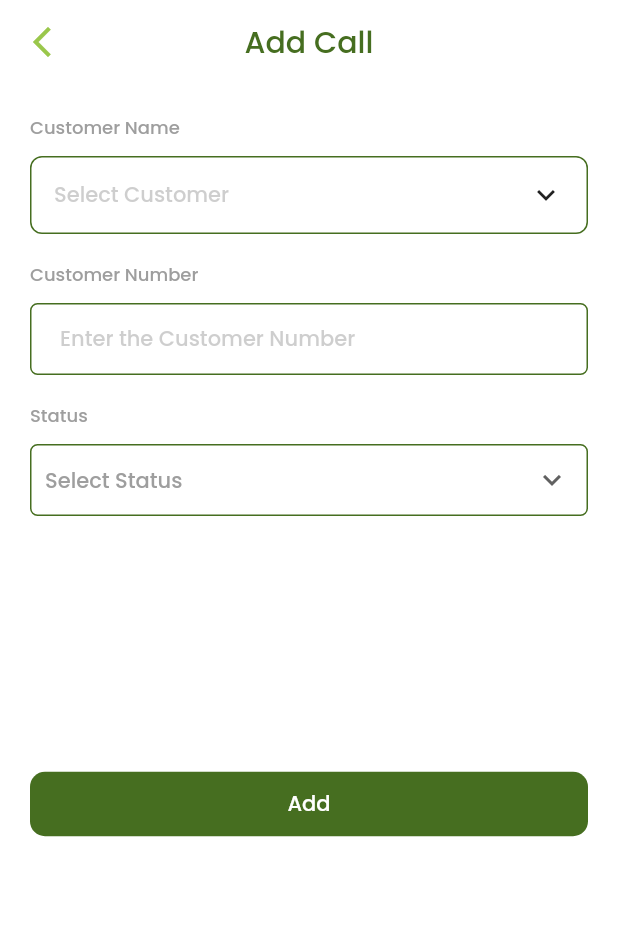
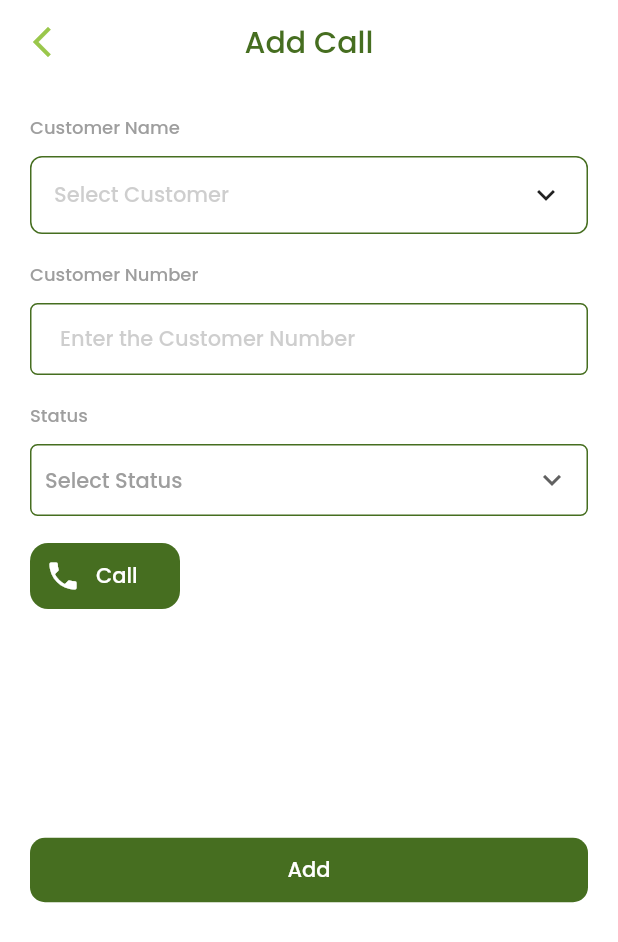
Before and after one commit to Acube-Innovation/Madathil-Mobile-App, a Flutter app: the AddCallDetailsScreen screen opened directly, on a phone screen of 412 x 824 dp. Shown: the top 942 px of the screen. Run offline on Flutter 3.47's test engine with Material 3 defaults, Android fonts, the phone set to English and light mode, and no system bars; our stand-ins replace cookie_jar, dio, dio_cookie_manager, flutter_screenutil, flutter_svg, fluttertoast and 7 more; missing offline and left inert: call_log, custom_date_range_picker, razorpay_flutter; accounts and stored records are empty; network calls fail.

Commit message:
new_changes

```diff
--- a/lib/model/services/api_service/api_urls.dart
+++ b/lib/model/services/api_service/api_urls.dart
@@ -67,7 +67,7 @@ class ApiUrls {
   static const kListUsers =
       '/api/resource/User?fields=["name", "full_name"]&filters={"full_name": ["like", "aj%"]}&order_by=modified desc';
   static const kListTaskType =
-      '/api/resource/Task Type?fields=["name"]&filters={"name": ["like", "ha%"]}&order_by=modified desc';
+      '/api/resource/Task Type?fields=["name"]&filters={"name": ["like", "%"]}&order_by=modified desc';
 
   // employee list section
 
--- a/lib/view/screens/call_management/add_call_details_screen.dart
+++ b/lib/view/screens/call_management/add_call_details_screen.dart
@@ -208,7 +208,7 @@ class AddCallDetailsScreen extends StatelessWidget {
                                     Icons.access_time_sharp,
                                     color: AppColors.primeryColor,
                                   ),
-                                  controller: startTimeController,
+                                  controller: TextEditingController(text: callvm.fromTime),
                                   validator: (value) {
                                     UtilFunctions.validateConversationTime(
                                         value);
@@ -287,7 +287,7 @@ class AddCallDetailsScreen extends StatelessWidget {
                                   Icons.access_time_sharp,
                                   color: AppColors.primeryColor,
                                 ),
-                                controller: endTimeController,
+                                controller: TextEditingController(text: callvm.toTime),
                                 validator: (value) {
                                   UtilFunctions.validateConversationTime(value);
                                   if (value != null) {
@@ -486,6 +486,36 @@ class AddCallDetailsScreen extends StatelessWidget {
                     //   },
                     // ),
 
+                    GestureDetector(
+                      onTap: () {
+                        callvm.makeCallAndLogTime(customerVm.customerDetails?.first.mobileNo ?? '');
+                      },
+                      child: Container(
+                        width: 100,
+                        decoration: BoxDecoration(
+                            color: AppColors.primeryColor,
+                            borderRadius: BorderRadius.circular(12)),
+                        child: const Padding(
+                          padding: EdgeInsets.all(10.0),
+                          child: Row(
+                            children: [
+                              Icon(
+                                Icons.phone,
+                                color: AppColors.white,
+                              ),
+                              SizedBox(
+                                width: 10,
+                              ),
+                              Text(
+                                "Call",
+                                style: TextStyle(color: AppColors.white),
+                              )
+                            ],
+                          ),
+                        ),
+                      ),
+                    ),
+
                     const SizedBox(
                       height: 150,
                     ),
@@ -523,7 +553,8 @@ class AddCallDetailsScreen extends StatelessWidget {
                                 Provider.of<CallViewModel>(context,
                                         listen: false)
                                     .fetchCallList();
-                                toast("Call Details Added Successfully", context,
+                                toast(
+                                    "Call Details Added Successfully", context,
                                     isError: false);
                                 Navigator.pop(context);
                               } else {
@@ -533,7 +564,8 @@ class AddCallDetailsScreen extends StatelessWidget {
 
                             // Navigator.pop(context);
                           } else {
-                            toast("Required Field missing", context, isError: true);
+                            toast("Required Field missing", context,
+                                isError: true);
                           }
                         },
                       ),
--- a/lib/view/screens/employee/employee_details.dart
+++ b/lib/view/screens/employee/employee_details.dart
@@ -134,7 +134,7 @@ class _EmployeeDetailsState extends State<EmployeeDetails> {
                               MaterialPageRoute(builder: (context) {
                             return LeadsScreen(
                                 isOtherTask: true,
-                                otherOwnerId: cdv.employeeData?.owner);
+                                otherOwnerId: cdv.employeeData?.userId);
                           }));
                         },
                       ),
@@ -151,7 +151,7 @@ class _EmployeeDetailsState extends State<EmployeeDetails> {
                               MaterialPageRoute(
                                   builder: (context) => TasksScreen(
                                       isOtherTask: true,
-                                      otherOwnerId: cdv.employeeData?.owner)));
+                                      otherOwnerId: cdv.employeeData?.userId)));
                         },
                       )
                     ],
--- a/lib/view/screens/homepage/components/drawer_widget.dart
+++ b/lib/view/screens/homepage/components/drawer_widget.dart
@@ -1,3 +1,5 @@
+import 'dart:developer';
+
 import 'package:flutter/material.dart';
 import 'package:madathil/app_images.dart';
 import 'package:madathil/constants.dart';
@@ -112,7 +114,8 @@ class DrawerWidget extends StatelessWidget {
           drawerItem("Support", AppImages.supportImage, () {}),
           const SizedBox(height: 20),
           drawerItem("Log Out", AppImages.logoutImage, () {
-            hiveInstance?.logout();
+           cdv.appLogOut();
+            log("$userEmail");
             Navigator.push(context,
                 MaterialPageRoute(builder: (context) => const LoginScreen()));
           }),
--- a/lib/view/screens/profile/profile_screen.dart
+++ b/lib/view/screens/profile/profile_screen.dart
@@ -94,7 +94,7 @@ class _ProfileScreenState extends State<ProfileScreen> {
                       ),
                       Center(
                         child: Text(
-                          username ?? '',
+                          userEmail ?? '',
                           style:
                               Theme.of(context).textTheme.labelMedium!.copyWith(
                                     height: 1.7,
--- a/lib/view/screens/splash_screen/splash_screen.dart
+++ b/lib/view/screens/splash_screen/splash_screen.dart
@@ -27,8 +27,11 @@ class _SplashScreenState extends State<SplashScreen> {
       if (hiveInstance!.getData(DataBoxKey.cookie) != null &&
           roleProfile != null) {
         log(username.toString());
+
+        String? mail = hiveInstance?.getData(DataBoxKey.kUserEmail);
+        log("$mail");
         Provider.of<CommonDataViewmodel>(context, listen: false)
-            .getHomeDetails()
+            .getHomeDetails(mail: mail)
             .then((value) {
           if (value) {
             Navigator.of(context).pushReplacement(
--- a/lib/view/screens/tasks/task_creation.dart
+++ b/lib/view/screens/tasks/task_creation.dart
@@ -111,7 +111,9 @@ class TaskCreationScreen extends StatelessWidget {
                       hint: 'Select type',
                       items: tvm.listTaskTypeDetails ?? [],
                       onChanged: (value) {
-                        typeCTLR.text = value ?? "";
+                      //  typeCTLR.text = value ?? "";
+
+                        tvm.addSelectedTaskType(value);
                       },
                       validator: (value) {
                         if (value == null || value.isEmpty) {
--- a/lib/viewmodel/leads_viewmodel.dart
+++ b/lib/viewmodel/leads_viewmodel.dart
@@ -237,6 +237,7 @@ class LeadsViewmodel extends ChangeNotifier {
               fromdate: fromdate, todate: todate, searchTerm: searchTerm);
       if ((leadsListOwnResponse?.data ?? []).isNotEmpty) {
         _leadsListOwnResponse = leadsListOwnResponse;
+        log("count--------------${leadsListOwnResponse?.data?.length}");
         notifyListeners();
         return true;
       }
@@ -314,6 +315,7 @@ class LeadsViewmodel extends ChangeNotifier {
       if ((leadsListOtherResponse?.data ?? []).isNotEmpty) {
         notifyListeners();
         _leadsListOtherResponse = leadsListOtherResponse;
+        log("lead count----------${leadsListOtherResponse?.data?.length}");
         return true;
       }
       _leadsListOtherResponse = null;
--- a/lib/viewmodel/order_viewmodel.dart
+++ b/lib/viewmodel/order_viewmodel.dart
@@ -5,6 +5,7 @@ import 'dart:io';
 import 'package:http/http.dart' as http;
 import 'package:flutter/material.dart';
 import 'package:intl/intl.dart';
+import 'package:madathil/constants.dart';
 import 'package:madathil/model/model_class/api_response_model/get_order_response.dart';
 import 'package:madathil/model/model_class/api_response_model/get_order_status_response.dart';
 import 'package:madathil/model/model_class/api_response_model/sales_order_detail_response.dart';
@@ -60,7 +61,7 @@ class OrderViewmodel extends ChangeNotifier {
     try {
       setLoader(true);
 
-      Map<String, dynamic> filters = {};
+      Map<String, dynamic> filters = {'owner' : "$userEmail"};
 
       // Only add "posting_date" filter if start and end dates are provided
       if (startFormatted != null && endFormatted != null) {
@@ -69,6 +70,7 @@ class OrderViewmodel extends ChangeNotifier {
           [startFormatted, endFormatted]
         ];
       }
+
       if (selectedCustomer != null && selectedCustomer!.isNotEmpty) {
         filters["customer_name"] = selectedCustomer;
       }
--- a/lib/viewmodel/payment_viewmodel.dart
+++ b/lib/viewmodel/payment_viewmodel.dart
@@ -90,7 +90,7 @@ class PaymentViewmodel extends ChangeNotifier {
       notifyListeners();
       Map<String, dynamic> filters = {
         "party": ["like", paymentSearchfn != null ? "%$paymentSearchfn%" : "%"],
-        "owner": username
+        "owner": userEmail
       };
 
       // Only add "posting_date" filter if start and end dates are provided
@@ -370,7 +370,7 @@ class PaymentViewmodel extends ChangeNotifier {
   Future<bool> getPaymentReceipt(String? receiptNo) async {
    // setLoader(true);
     try {
-      http.Response res = await apiRepository.getPaymentReciept(receiptNo);
+      http.Response res = await apiRepository.getPaymentReceipt(receiptNo);
       dynamic getReceptData = res.bodyBytes;
       if (getReceptData != null) {
         final Directory? appDir = Platform.isAndroid
--- a/lib/viewmodel/task_viewmodel.dart
+++ b/lib/viewmodel/task_viewmodel.dart
@@ -202,6 +202,15 @@ class TasksViewmodel extends ChangeNotifier {
       notifyListeners();
       return false;
     }
+  }
+
+
+    String? _selectedTaskType;
+  String? get selectedTaskType => _selectedTaskType;
+
+  addSelectedTaskType(String? val) {
+    _selectedTaskType = val;
+    notifyListeners();
   }
 
   /*
--- a/pubspec.yaml
+++ b/pubspec.yaml
@@ -29,6 +29,8 @@ dependencies:
   location: ^7.0.0
   permission_handler: ^11.3.1
   flutter_pdfview: ^1.3.3
+  call_log: ^4.0.0
+  url_launcher: ^6.3.1
 
 dev_dependencies:
   flutter_test:
```
Also changed, not shown: lib/constants.dart (+7 -0 lines), lib/model/services/api_service/api_repository.dart (+33 -19 lines), lib/view/screens/attendance/attendance_history.dart (+6 -4 lines), lib/view/screens/homepage/homepage.dart (+6 -2 lines), lib/view/screens/login/login_screen.dart (+16 -1 lines), lib/view/screens/salary/salary_screen.dart (+15 -8 lines), lib/viewmodel/call_viewmodel.dart (+46 -4 lines), lib/viewmodel/common_viewmodel.dart (+60 -11 lines), pubspec.lock, 6 other files.
